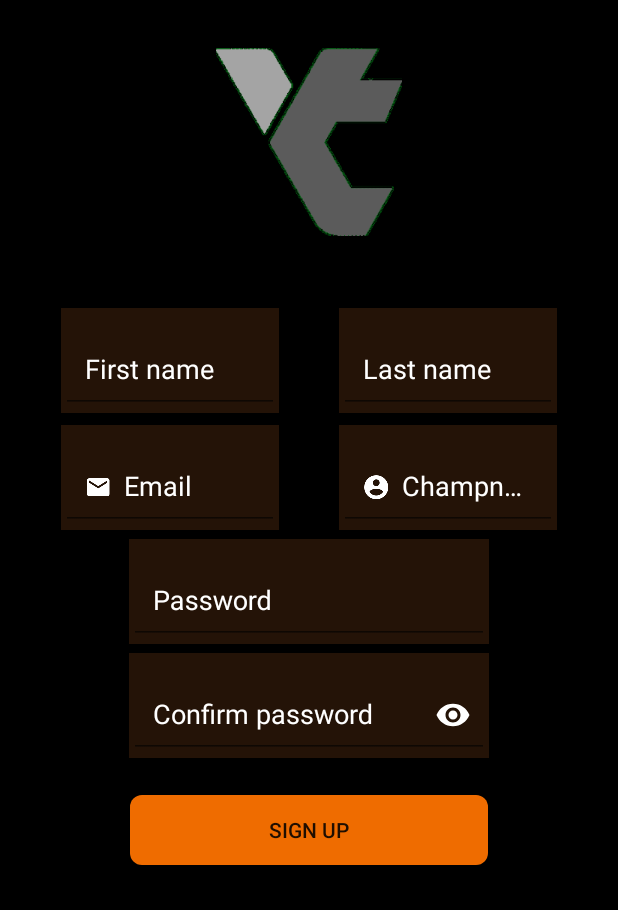
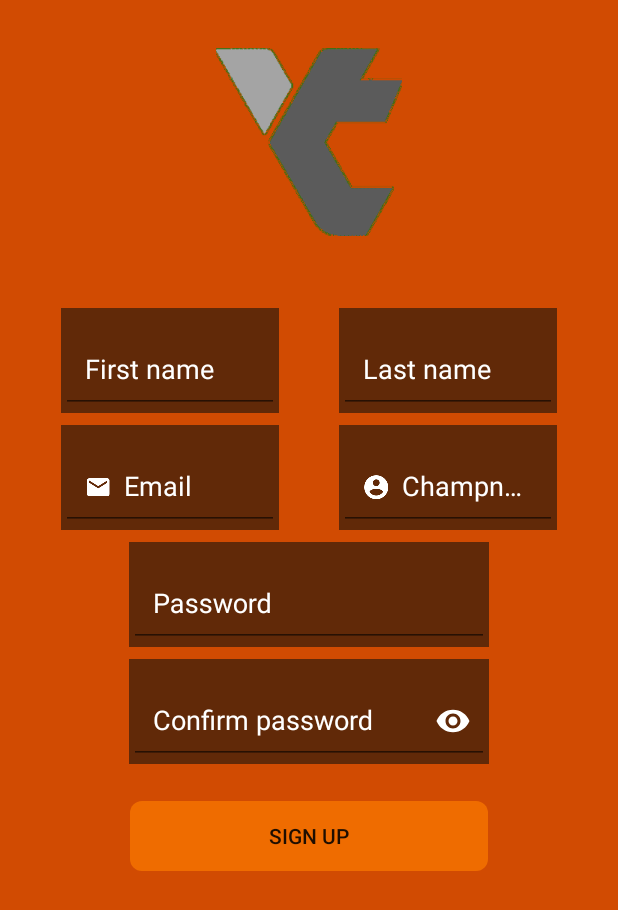
Before and after one commit to Akise17/YukTanding, an Android app: the layout activity_sign_up.xml on its own in the app's theme, with its tools: preview values and no code run, on a phone screen of 412 x 824 dp. Shown: the top 910 px of the screen. Run offline under Robolectric (Android 15) with nearby library versions, the phone set to English and light mode, and no system bars.

```diff
--- a/app/src/main/res/layout/activity_login.xml
+++ b/app/src/main/res/layout/activity_login.xml
@@ -15,7 +15,8 @@
         android:clickable="true"
         android:focusable="true"
         android:scaleType="centerCrop"
-        app:srcCompat="@color/background_prime"/>
+        android:background="@color/yukTandingOren"
+        app:srcCompat="@color/yukTandingOren"/>
 
     <ScrollView
         android:id="@+id/ScrollLog"
--- a/app/src/main/res/layout/activity_sign_up.xml
+++ b/app/src/main/res/layout/activity_sign_up.xml
@@ -16,7 +16,8 @@
         android:clickable="true"
         android:focusable="true"
         android:scaleType="centerCrop"
-        app:srcCompat="@color/background_prime"/>
+        android:background="@color/yukTandingOren"
+        app:srcCompat="@color/yukTandingOren"/>
 
     <ScrollView
         android:id="@+id/ScrollSign"
@@ -95,7 +96,7 @@
                     android:drawableStart="@drawable/ic_email"
                     android:drawablePadding="8dp"
                     android:hint="@string/email"
-                    android:inputType="text" />
+                    android:inputType="textEmailAddress" />
             </android.support.design.widget.TextInputLayout>
 
             <android.support.design.widget.TextInputLayout
@@ -119,7 +120,7 @@
             <android.support.design.widget.TextInputLayout
                 android:id="@+id/pass_in_sign"
                 style="@style/Widget.TextInputLayoutFull"
-                android:layout_marginTop="6dp"
+                android:layout_marginTop="@dimen/margin_edittext"
                 app:hintTextAppearance="@style/ColaFloat"
                 app:layout_constraintLeft_toLeftOf="parent"
                 app:layout_constraintRight_toRightOf="parent"
@@ -137,7 +138,7 @@
                 style="@style/Widget.TextInputLayoutFull"
                 app:passwordToggleEnabled="true"
                 app:passwordToggleTint="#ffffff"
-                android:layout_marginTop="6dp"
+                android:layout_marginTop="@dimen/margin_edittext"
                 app:hintTextAppearance="@style/ColaFloat"
                 app:layout_constraintLeft_toLeftOf="parent"
                 app:layout_constraintRight_toRightOf="parent"
@@ -151,7 +152,7 @@
             </android.support.design.widget.TextInputLayout>
 
             <Button
-                android:id="@+id/btn_Login_sign"
+                android:id="@+id/btn_sign_up"
                 style="@style/tombol"
                 android:layout_marginTop="24dp"
                 android:background="@drawable/bentuk_tmbl"
--- a/app/src/main/res/values/dimens.xml
+++ b/app/src/main/res/values/dimens.xml
@@ -11,4 +11,6 @@
     <dimen name="text_padding">16dp</dimen>
     <dimen name="Button">240dp</dimen>
     <dimen name="corner_rad">8dp</dimen>
+    <dimen name="margin_edittext">8dp</dimen>
+    <dimen name="margin_edittext_err">16dp</dimen>
 </resources>
--- a/app/src/main/res/values/strings.xml
+++ b/app/src/main/res/values/strings.xml
@@ -27,4 +27,5 @@
     <string name="lupa_password">Lupa password?</string>
     <string name="first_name">First name</string>
     <string name="last_name">Last name</string>
+    <string name="mohon_email">Email salah</string>
 </resources>
```
Also changed, not shown: app/src/main/java/id/yuktanding/yuktanding/Login.kt (+6 -5 lines), app/src/main/java/id/yuktanding/yuktanding/SignUp.kt (+85 -13 lines).
